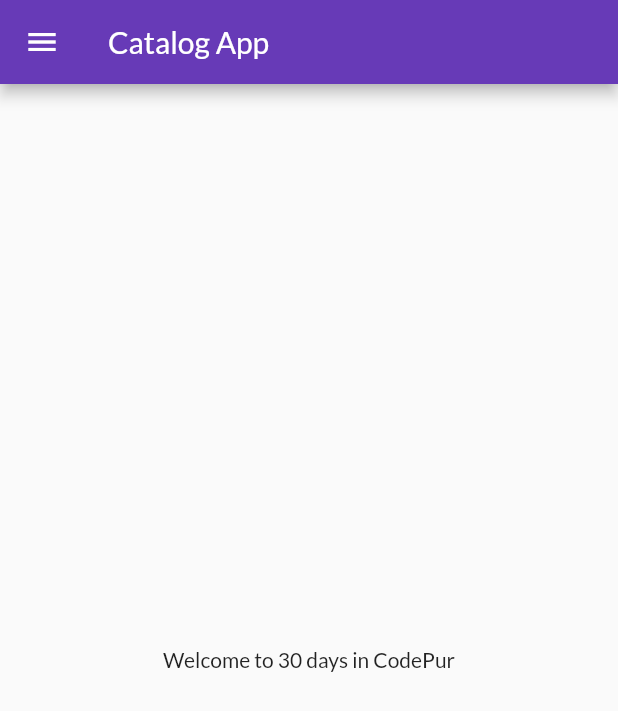
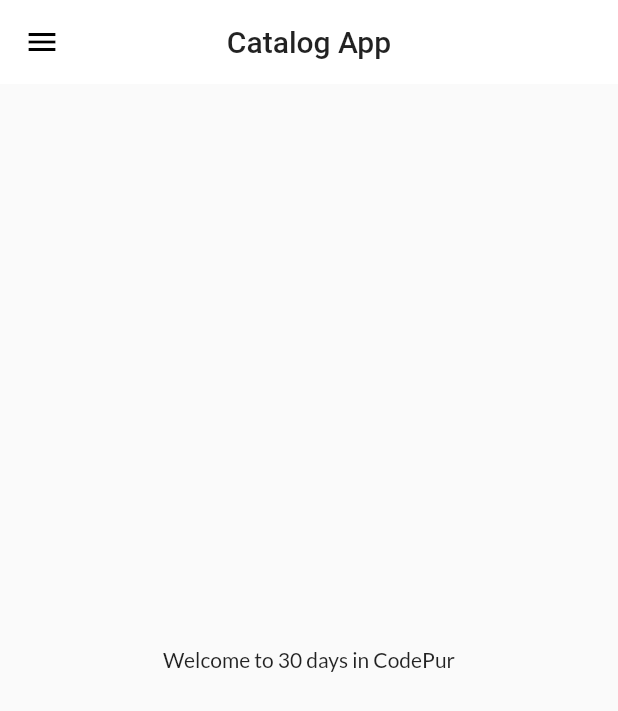
Before and after one commit to helloabhi24/30DaysWithFlutter, a Flutter app: the screen it shows after launch, on a phone screen of 412 x 824 dp. Shown: the top 711 px of the screen. Run offline on Flutter 3.47's test engine with Material 2 defaults, Android fonts, the phone set to English and light mode, and no system bars; our stand-ins replace google_fonts.

Commit message:
Theme Updated

```diff
--- a/lib/main.dart
+++ b/lib/main.dart
@@ -2,6 +2,7 @@ import 'package:flutter/material.dart';
 import 'package:flutter_catalog/pages/home_page.dart';
 import 'package:flutter_catalog/pages/login_page.dart';
 import 'package:flutter_catalog/utils/routes.dart';
+import 'package:flutter_catalog/widgets/theme.dart';
 import 'package:google_fonts/google_fonts.dart';
 
 void main() {
@@ -15,10 +16,7 @@ class MyApp extends StatelessWidget {
       // home: HomePage(),
       debugShowCheckedModeBanner: false,
       themeMode: ThemeMode.dark,
-      theme: ThemeData(
-        primarySwatch: Colors.deepPurple,
-        fontFamily: GoogleFonts.lato().fontFamily,
-      ),
+      theme: MyTheme.lightTheme(context),
 
       initialRoute: MyRoutes.homePage,
       routes: {
--- /dev/null
+++ b/lib/widgets/theme.dart
@@ -0,0 +1,23 @@
+import 'package:flutter/material.dart';
+
+import 'package:flutter/material.dart';
+import 'package:google_fonts/google_fonts.dart';
+
+class MyTheme {
+  static ThemeData lightTheme(BuildContext context) => ThemeData(
+        appBarTheme: AppBarTheme(
+            backgroundColor: Colors.white,
+            iconTheme: IconThemeData(color: Colors.black),
+            textTheme: Theme.of(context).textTheme,
+            elevation: 0.0,
+            centerTitle: true),
+        primarySwatch: Colors.deepPurple,
+        fontFamily: GoogleFonts.lato().fontFamily,
+      );
+  static ThemeData darkTheme(BuildContext context) => ThemeData(
+      brightness: Brightness.dark,
+      appBarTheme: AppBarTheme(
+        elevation: 0.0,
+        centerTitle: true,
+      ));
+}
```
